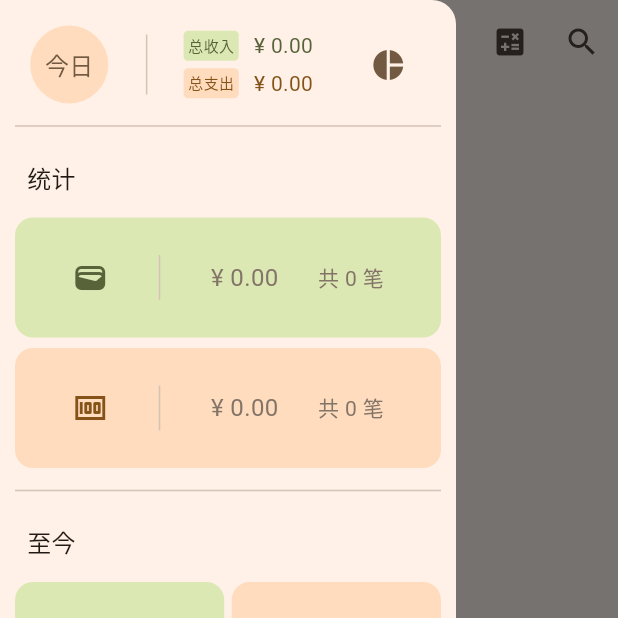
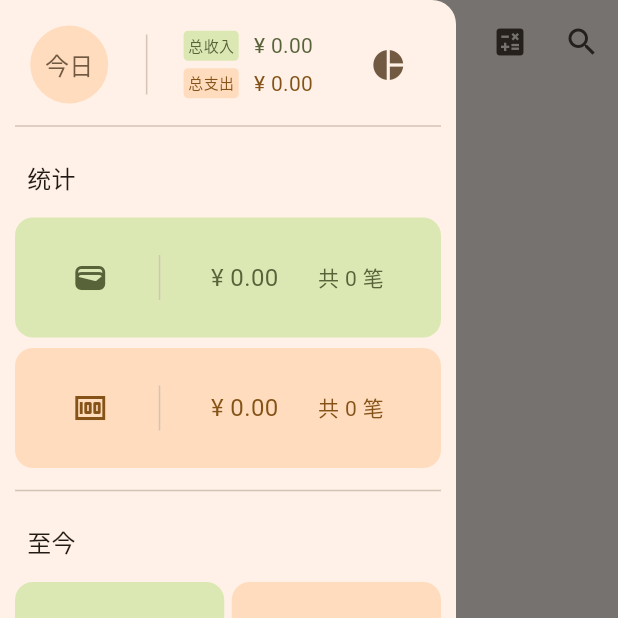
Before and after one commit to wzk0/flutter_jiyi, a Flutter app: the screen it shows after launch, with the side drawer open, on a phone screen of 412 x 824 dp, the top half of it. Run offline on Flutter 3.47's test engine with Material 3 defaults, Android fonts, the phone set to English and light mode, and no system bars; our stand-ins replace file_picker, fl_chart, fluttertoast, shared_preferences, sqflite; missing offline and left inert: clipboard, excel, flutter_gbk2utf8; accounts and stored records are empty.

Commit message:
feat(home): 优化账单导入对话框界面与交互
- 为筛选按钮区域添加水平滚动支持，新增“近两天”、“近十天”、“近三十天”选项
- 调整文件名和来源文本的样式，使其更清晰易读
- 将交易项列表从 CheckboxListTile 改为 ListTile，提升视觉层次并增强点击反馈
- 根据交易类型设置不同的颜色标识，提高可读性与用户体验一致性

fix(drawer): 更新版本号至 0.0.36 并调整过期卡片标题颜色

- 在抽屉组件中更新应用版本检查逻辑的目标版本号
- 修改过期卡片 ListTile 中标题和副标题的颜色以匹配主题色

chore(version): 发布新版本 0.0.36+0.0.1

- 更新 pubspec.yaml 中的应用版本号
- 同步设置页面中的应用版本显示信息

```diff
--- a/lib/views/home_page/drawer/drawer_widget.dart
+++ b/lib/views/home_page/drawer/drawer_widget.dart
@@ -358,7 +358,7 @@ class _DrawerWidgetState extends State<DrawerWidget> {
     Fluttertoast.showToast(msg: '正在检查更新...');
 
     try {
-      final updateInfo = await UpdateService.instance.checkForUpdates('0.0.35');
+      final updateInfo = await UpdateService.instance.checkForUpdates('0.0.36');
 
       if (updateInfo != null && updateInfo.isAvailable) {
         _showUpdateDialog(updateInfo);
--- a/lib/views/home_page/drawer/expd_card/expd_card_listtile_widget.dart
+++ b/lib/views/home_page/drawer/expd_card/expd_card_listtile_widget.dart
@@ -28,17 +28,8 @@ class ExpdCardListtileWidget extends StatelessWidget {
       children: [
         Icon(icon, color: color),
         SizedBox(height: 30, child: VerticalDivider()),
-        Text(
-          title,
-          style: TextStyle(
-            fontSize: 16,
-            color: Theme.of(context).colorScheme.outline,
-          ),
-        ),
-        Text(
-          subtitle,
-          style: TextStyle(color: Theme.of(context).colorScheme.outline),
-        ),
+        Text(title, style: TextStyle(fontSize: 16, color: color)),
+        Text(subtitle, style: TextStyle(color: color)),
       ],
     );
   }
--- a/lib/views/settings_page/settings_page.dart
+++ b/lib/views/settings_page/settings_page.dart
@@ -524,7 +524,7 @@ class _SettingsPageState extends State<SettingsPage> {
                   showAboutDialog(
                     context: context,
                     applicationName: '记易',
-                    applicationVersion: '0.0.35',
+                    applicationVersion: '0.0.36',
                     applicationLegalese: '© 2025 wzk0 & thdbd',
                     applicationIcon: Image.asset(
                       'assets/icon/1024.png',
--- a/pubspec.yaml
+++ b/pubspec.yaml
@@ -1,7 +1,7 @@
 name: jiyi
 description: "记易, 让记账更容易."
 publish_to: 'none'
-version: 0.0.35+0.0.1
+version: 0.0.36+0.0.1
 
 environment:
   sdk: ^3.9.0
```
Also changed, not shown: lib/views/home_page/bill_import_dialog.dart (+39 -5 lines).
